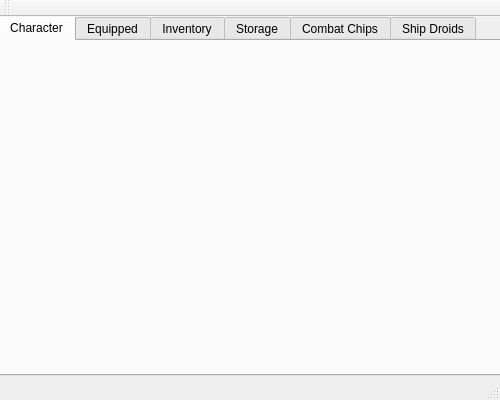
Old version of the form mainwindow.ui in the repository murfalo/RogueEdit.
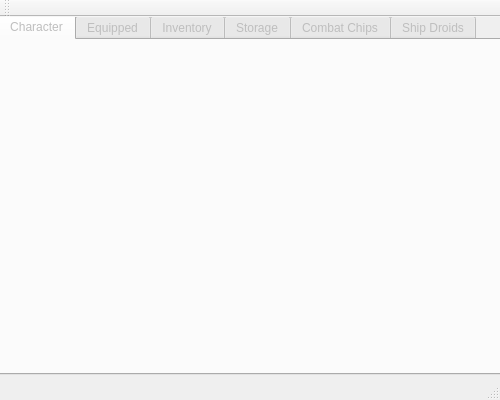
New version of the form.

Commit message: Implement handler for character name on click

```diff
--- a/mainwindow.ui
+++ b/mainwindow.ui
@@ -50,10 +50,13 @@
     </property>
    </widget>
    <widget class="QTabWidget" name="tabWidget">
+    <property name="enabled">
+     <bool>false</bool>
+    </property>
     <property name="geometry">
      <rect>
       <x>-2</x>
-      <y>-2</y>
+      <y>-3</y>
       <width>511</width>
       <height>361</height>
      </rect>
```
The commit also changes 2 other files.
